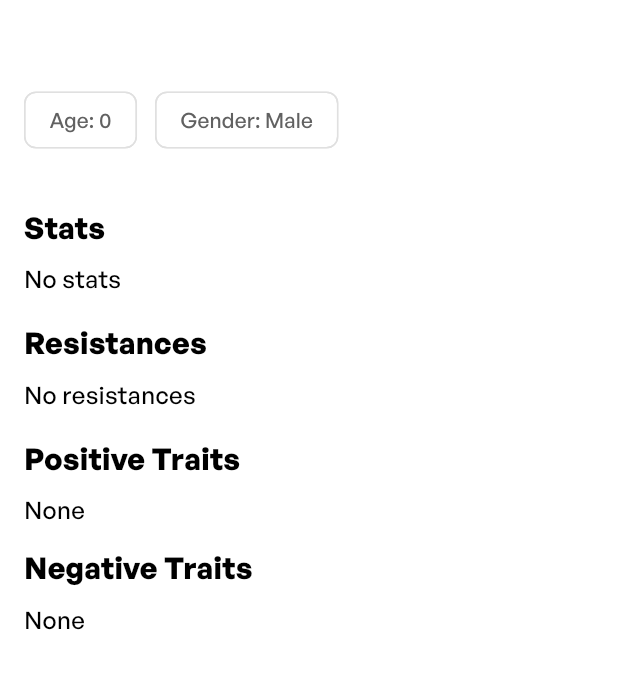
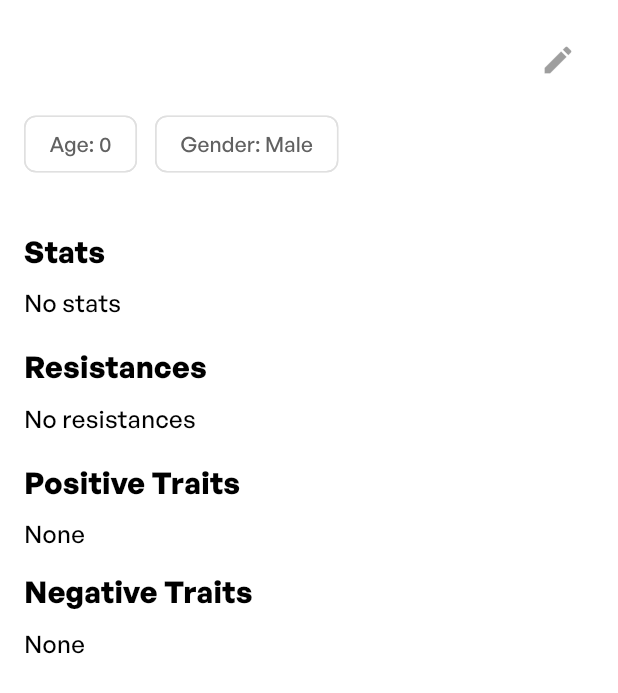
Before and after one commit to KevinTo-Stuff/roleplay-assistant, a Flutter app: the CharacterView widget shown alone on an empty page, opened directly with empty values, on a phone screen of 412 x 824 dp. Shown: the top 693 px of the screen. Run offline on Flutter 3.47's test engine with Material 3 defaults, Android fonts, the phone set to English and light mode, and no system bars; our stand-ins replace auto_route, equatable, flutter_bloc, font_awesome_flutter, get_it, shared_preferences; accounts and stored records are empty.

Commit message:
added edit button to character view

```diff
--- a/lib/src/presentation/widgets/character_view.dart
+++ b/lib/src/presentation/widgets/character_view.dart
@@ -9,9 +9,12 @@ import '../../shared/models/character.dart';
 /// This widget is intentionally self-contained so it can be used as the body
 /// of a page, dialog, or inline in layouts.
 class CharacterView extends StatelessWidget {
-  const CharacterView({super.key, required this.character});
+  const CharacterView({super.key, required this.character, this.onEdit});
 
   final Character character;
+
+  /// Optional callback invoked when the edit button is pressed.
+  final VoidCallback? onEdit;
 
   Widget _buildName(BuildContext context) {
     final String fullName = <String?>[
@@ -23,9 +26,23 @@ class CharacterView extends StatelessWidget {
         .map((String? s) => s!.trim())
         .join(' ');
 
-    return Text(
+    // Show the name with an optional edit button to the right.
+    return Row(
+      crossAxisAlignment: CrossAxisAlignment.center,
+      children: <Widget>[
+        Expanded(
+          child: Text(
             fullName,
             style: Theme.of(context).textTheme.headlineSmall,
+          ),
+        ),
+        // Edit button: enabled only when onEdit is provided.
+        IconButton(
+          icon: const Icon(Icons.edit),
+          tooltip: onEdit != null ? 'Edit' : null,
+          onPressed: onEdit,
+        ),
+      ],
     );
   }
 
@@ -98,10 +115,12 @@ class CharacterView extends StatelessWidget {
     return Column(
       crossAxisAlignment: CrossAxisAlignment.start,
       children: character.stats.entries
-          .map((MapEntry<String, int> e) => Padding(
+          .map(
+            (MapEntry<String, int> e) => Padding(
               padding: const EdgeInsets.symmetric(vertical: 2.0),
               child: Text('${e.key}: ${e.value}'),
-              ),)
+            ),
+          )
           .toList(),
     );
   }
@@ -111,10 +130,12 @@ class CharacterView extends StatelessWidget {
     return Column(
       crossAxisAlignment: CrossAxisAlignment.start,
       children: character.resistances.entries
-          .map((MapEntry<String, ResistanceLevel> e) => Padding(
+          .map(
+            (MapEntry<String, ResistanceLevel> e) => Padding(
               padding: const EdgeInsets.symmetric(vertical: 2.0),
               child: Text('${e.key}: ${e.value.toShortString()}'),
-              ),)
+            ),
+          )
           .toList(),
     );
   }
```
Also changed, not shown: lib/src/presentation/screens/character_screen.dart (+6 -1 lines). Lines whose indentation alone changed are shown as unchanged.
